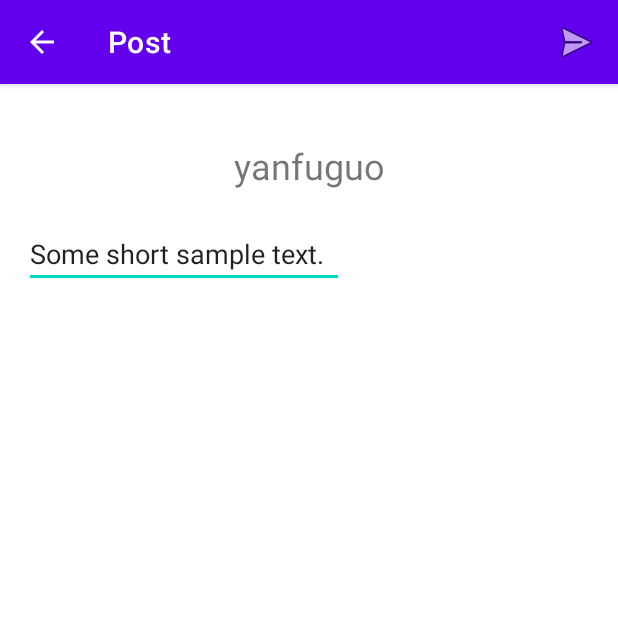
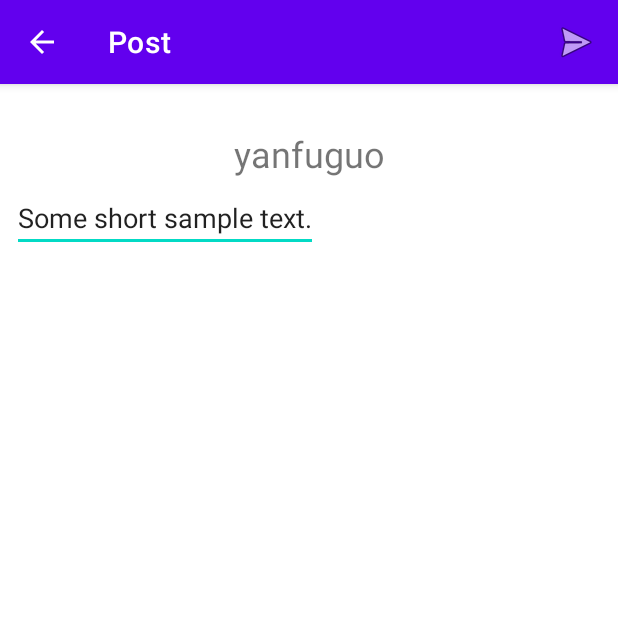
Before and after one commit to epigone707/441f21, an Android app: the PostActivity screen opened directly, with no data from a screen before it, on a phone screen of 412 x 824 dp, the top half of it. Run offline under Robolectric (Android 15) with nearby library versions, the phone set to English and light mode, and no system bars; network calls fail; pictures from the network do not load.

Commit message:
finish view

```diff
--- a/lab2/kotlinChatter/app/src/main/java/edu/umich/yanfuguo/kotlinChatter/PostActivity.kt
+++ b/lab2/kotlinChatter/app/src/main/java/edu/umich/yanfuguo/kotlinChatter/PostActivity.kt
@@ -7,18 +7,17 @@ import android.view.Menu.FIRST
 import android.view.Menu.NONE
 import android.view.MenuItem
 import edu.umich.yanfuguo.kotlinChatter.ChattStore.postChatt
-import edu.umich.yanfuguo.kotlinChatter.databinding.ActivityPostBinding
 
 class PostActivity : AppCompatActivity() {
 
-    private lateinit var view: ActivityPostBinding
+    private lateinit var view: PostView
     private var enableSend = true
 
     override fun onCreate(savedInstanceState: Bundle?) {
         super.onCreate(savedInstanceState)
 
-        view = ActivityPostBinding.inflate(layoutInflater)
-        setContentView(view.root)
+        view = PostView(this)
+        setContentView(view)
     }
 
 
--- /dev/null
+++ b/lab2/kotlinChatter/app/src/main/java/edu/umich/yanfuguo/kotlinChatter/PostView.kt
@@ -0,0 +1,51 @@
+package edu.umich.yanfuguo.kotlinChatter
+
+import android.content.Context
+import android.widget.EditText
+import android.widget.TextView
+import androidx.constraintlayout.widget.ConstraintLayout
+import androidx.constraintlayout.widget.ConstraintSet
+
+class PostView(context: Context): ConstraintLayout(context) {
+    val usernameTextView: TextView
+    val messageTextView: EditText
+
+    init {
+        usernameTextView = TextView(context).apply {
+            id = generateViewId()
+            textSize = 24.0f
+            setText(R.string.username)
+        }
+
+        messageTextView = EditText(context).apply {
+            id = generateViewId()
+            textSize = 18.0f
+            setLineSpacing(0.0f, 1.2f)
+            setText(R.string.message)
+        }
+
+        id = generateViewId()
+        addView(usernameTextView)
+        addView(messageTextView)
+
+        val fill = LayoutParams(LayoutParams.MATCH_PARENT,
+            LayoutParams.MATCH_PARENT).apply {
+            val pad = context.dp2px(8f)
+            setPadding(pad, pad, pad, pad)
+        }
+        setLayoutParams(fill)
+
+        with (ConstraintSet()) {
+            clone(this@PostView)
+
+            connect(usernameTextView.id, ConstraintSet.TOP, id, ConstraintSet.TOP, context.dp2px(21.82f))
+            connect(usernameTextView.id, ConstraintSet.START, id, ConstraintSet.START)
+            connect(usernameTextView.id, ConstraintSet.END, id, ConstraintSet.END)
+
+            connect(messageTextView.id, ConstraintSet.TOP, usernameTextView.id, ConstraintSet.TOP, context.dp2px(36.36f))
+            connect(messageTextView.id, ConstraintSet.START, id, ConstraintSet.START)
+
+            applyTo(this@PostView)
+        }
+    }
+}
--- a/lab2/kotlinChatter/app/src/main/res/layout/activity_post.xml
+++ /dev/null
@@ -1,34 +0,0 @@
-<?xml version="1.0" encoding="utf-8"?>
-<androidx.constraintlayout.widget.ConstraintLayout xmlns:android="http://schemas.android.com/apk/res/android"
-    xmlns:app="http://schemas.android.com/apk/res-auto"
-    xmlns:tools="http://schemas.android.com/tools"
-    android:layout_width="match_parent"
-    android:layout_height="match_parent"
-    android:padding="16dp"
-    tools:context=".PostActivity">
-
-    <TextView
-        android:id="@+id/usernameTextView"
-        android:layout_width="wrap_content"
-        android:layout_height="wrap_content"
-        android:layout_marginTop="22dp"
-        android:text="@string/username"
-        android:textSize="24sp"
-        app:layout_constraintEnd_toEndOf="parent"
-        app:layout_constraintStart_toStartOf="parent"
-        app:layout_constraintTop_toTopOf="parent" />
-
-    <EditText
-        android:id="@+id/messageTextView"
-        android:layout_width="wrap_content"
-        android:layout_height="wrap_content"
-        android:layout_marginTop="20dp"
-        android:ems="10"
-        android:gravity="start|top"
-        android:importantForAutofill="no"
-        android:inputType="textMultiLine"
-        android:text="@string/message"
-        android:textSize="18sp"
-        app:layout_constraintStart_toStartOf="parent"
-        app:layout_constraintTop_toBottomOf="@+id/usernameTextView" />
-</androidx.constraintlayout.widget.ConstraintLayout>
```
Also changed, not shown: lab2/kotlinChatter/app/build.gradle (+4 -3 lines), lab2/kotlinChatter/app/src/main/java/edu/umich/yanfuguo/kotlinChatter/ChattListAdapter.kt (+6 -8 lines), lab2/kotlinChatter/app/src/main/java/edu/umich/yanfuguo/kotlinChatter/ChattListItem.kt (added, +56 -0 lines), lab2/kotlinChatter/app/src/main/java/edu/umich/yanfuguo/kotlinChatter/Extensions.kt (added, +51 -0 lines), lab2/kotlinChatter/app/src/main/java/edu/umich/yanfuguo/kotlinChatter/MainActivity.kt (+10 -10 lines), lab2/kotlinChatter/app/src/main/java/edu/umich/yanfuguo/kotlinChatter/MainView.kt (added, +54 -0 lines), lab2/kotlinChatter/app/src/main/res/layout/activity_main.xml (deleted, +0 -40 lines), lab2/kotlinChatter/app/src/main/res/layout/listitem_chatt.xml (deleted, +0 -40 lines).
